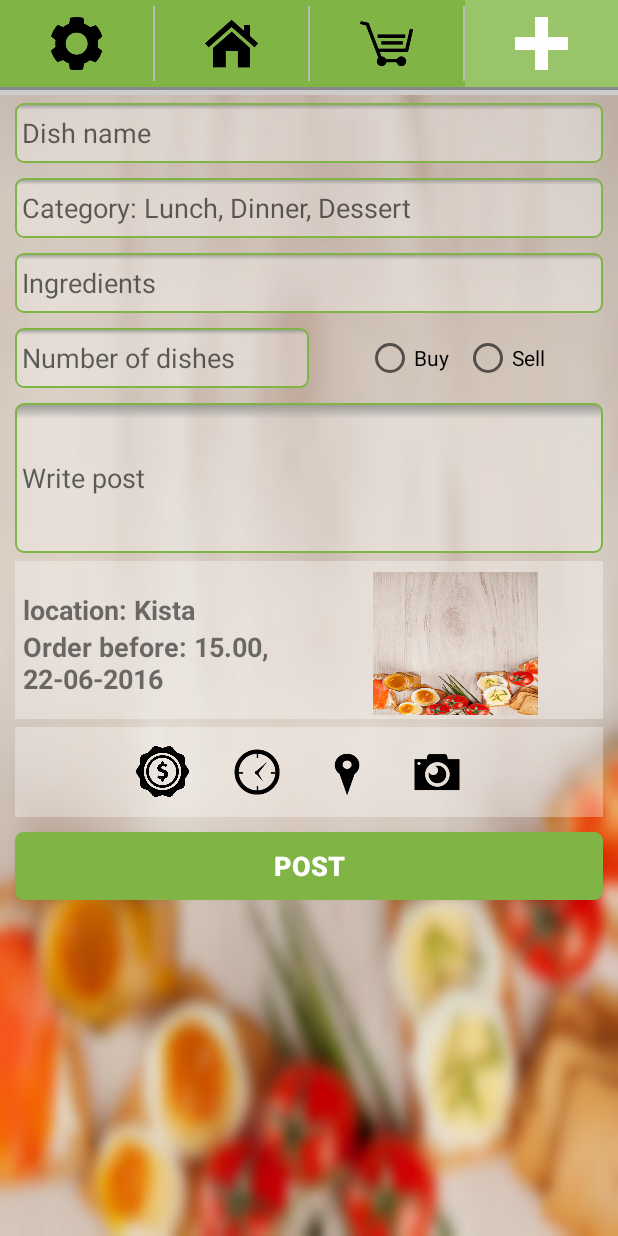
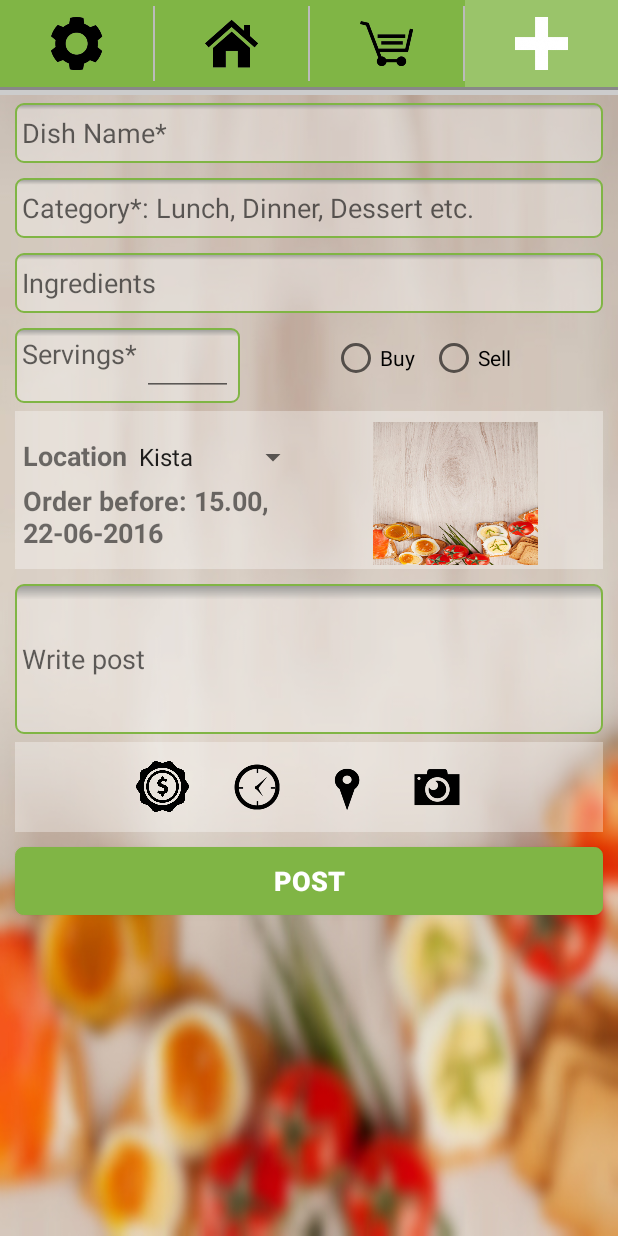
Before and after one commit to adnansakel/BDL2, an Android app: the NewPostActivity screen opened directly, with no data from a screen before it, on a phone screen of 412 x 824 dp. Run offline under Robolectric (Android 15) with nearby library versions, the phone set to English and light mode, and no system bars; libraries missing offline, so code that uses them is left out: com.firebase.client; 2 statements that could not run were skipped.

Commit message:
Integrated support for settings menu, and some improvements in new post activity

```diff
--- a/bdl_food_app/app/src/main/AndroidManifest.xml
+++ b/bdl_food_app/app/src/main/AndroidManifest.xml
@@ -53,6 +53,8 @@
         <activity android:name=".NewPostActivity"></activity>
         <activity android:name=".PostDetailsActivity"></activity>
         <activity android:name=".OrderListActivity"></activity>
+        <activity android:name=".SettingsMenuActivity"></activity>
+        <activity android:name=".UserProfileActivity"></activity>
         <!-- ATTENTION: This was auto-generated to add Google Play services to your project for
              App Indexing.  See https://g.co/AppIndexing/AndroidStudio for more information. -->
         <meta-data
--- a/bdl_food_app/app/src/main/java/com/example/adnansakel/bdl_food_app/NewPostActivity.java
+++ b/bdl_food_app/app/src/main/java/com/example/adnansakel/bdl_food_app/NewPostActivity.java
@@ -6,11 +6,15 @@ import android.content.Intent;
 import android.graphics.Color;
 import android.os.Bundle;
 import android.view.View;
+import android.widget.AdapterView;
 import android.widget.Button;
 import android.widget.EditText;
 import android.widget.LinearLayout;
+import android.widget.NumberPicker;
 import android.widget.RadioButton;
+import android.widget.Spinner;
 import android.widget.Toast;
+import android.widget.ArrayAdapter;
 
 import com.example.adnansakel.bdl_food_app.DataModel.AppConstants;
 import com.firebase.client.Firebase;
@@ -22,14 +26,16 @@ import java.util.Map;
 /**
  * Created by Adnan Sakel on 3/29/2016.
  */
-public class NewPostActivity extends Activity implements View.OnClickListener {
+public class NewPostActivity extends Activity implements View.OnClickListener, AdapterView.OnItemSelectedListener,
+NumberPicker.OnValueChangeListener{
 
+    LinearLayout llSettings;
+    View viewSettings;
     LinearLayout llNewsFeed;
+    View viewNewsFeed;
     LinearLayout llNewPost;
+    View viewNewPost;
     LinearLayout llOrders;
-
-    View viewNewPost;
-    View viewNewsFeed;
     View viewOrders;
 
     Button buttonPost;
@@ -37,7 +43,7 @@ public class NewPostActivity extends Activity implements View.OnClickListener {
     EditText editTextDishName;
     EditText editTextCategory;
     EditText editTextIngredients;
-    EditText editTextNumberofDishes;
+    //EditText editTextNumberofDishes;
     EditText editTextPostMessage;
 
     RadioButton radioButtonBuy;
@@ -50,6 +56,13 @@ public class NewPostActivity extends Activity implements View.OnClickListener {
     Firebase postRef;
 
     String BuyorSell = "";
+    String postLocation = "";
+
+    Integer nbrOfServings = 0;
+    EditText etServings;
+    Spinner spLocation;
+    String[] arraySpinner = {"Kista", "Sollentuna", "Barkarby", "Solna", "Morby", "Akalla", "Hellenlund", "Rinkeby", "Tensta"};
+
     @Override
     protected void onCreate(Bundle savedInstanceState) {
         super.onCreate(savedInstanceState);
@@ -61,18 +74,35 @@ public class NewPostActivity extends Activity implements View.OnClickListener {
 
         llNewsFeed = (LinearLayout)findViewById(R.id.linear_layout_news_feed);
         llNewPost = (LinearLayout)findViewById(R.id.linear_layout_new_post);
+        llSettings = (LinearLayout)findViewById(R.id.linear_layout_settings);
         llOrders = (LinearLayout)findViewById(R.id.llOrder);
 
         viewNewsFeed = (View)findViewById(R.id.view_news_feed);
         viewNewPost = (View)findViewById(R.id.view_new_post);
         viewOrders = (View)findViewById(R.id.viewOrders);
+        viewSettings = (View)findViewById(R.id.view_settings);
+
+        llNewPost.setBackgroundColor(Color.parseColor("#33ffffff"));
+        viewNewPost.setBackgroundResource(R.drawable.add_new_white);
+
+        llNewsFeed.setBackgroundColor(Color.parseColor("#00ffffff"));
+        viewNewsFeed.setBackgroundResource(R.drawable.home_black);
+
+        llOrders.setBackgroundColor(Color.parseColor("#00ffffff"));
+        viewOrders.setBackgroundResource(R.drawable.cart_black);
+
+        llSettings.setBackgroundColor(Color.parseColor("#00ffffff"));
+        viewSettings.setBackgroundResource(R.drawable.settingsblack);
+
+        llNewsFeed.setOnClickListener(this);
+        viewSettings.setOnClickListener(this);
 
         buttonPost = (Button)findViewById(R.id.button_post);
 
         editTextDishName = (EditText)findViewById(R.id.editText_DishName);
         editTextCategory = (EditText)findViewById(R.id.editText_Category);
         editTextIngredients = (EditText)findViewById(R.id.editTextIngredients);
-        editTextNumberofDishes = (EditText)findViewById(R.id.edittext_NumberofDishes);
+        //editTextNumberofDishes = (EditText)findViewById(R.id.textView_NumberofDishes);
         editTextPostMessage = (EditText)findViewById(R.id.editText_postMessage);
 
         radioButtonBuy = (RadioButton)findViewById(R.id.radioButton_Buy);
@@ -94,6 +124,14 @@ public class NewPostActivity extends Activity implements View.OnClickListener {
         radioButtonBuy.setOnClickListener(this);
         radioButtonSell.setOnClickListener(this);
 
+        etServings = (EditText)findViewById(R.id.editText_Servings);
+
+        spLocation = (Spinner)findViewById(R.id.spinner_location);
+        ArrayAdapter<String> spAdapter = new ArrayAdapter<String>(this,
+                            android.R.layout.simple_spinner_item, arraySpinner);
+        spLocation.setAdapter(spAdapter);
+        spLocation.setOnItemSelectedListener(this);
+
         post = new HashMap<String,Object>();
 
         Firebase.setAndroidContext(this);
@@ -108,22 +146,51 @@ public class NewPostActivity extends Activity implements View.OnClickListener {
             startActivity(new Intent(NewPostActivity.this, NewsFeedActivity.class));
             this.finish();
         }
+        else if(v == viewSettings){
+            startActivity(new Intent(NewPostActivity.this, SettingsMenuActivity.class));
+            this.finish();
+        }
         if(v == viewOrders){
             startActivity(new Intent(NewPostActivity.this, OrderListActivity.class));
             this.finish();
         }
         if( v == buttonPost){
 
+            String dishName, dishCategory;//,nbrOfServings;
+            dishName = editTextDishName.getText().toString();
+            dishCategory = editTextCategory.getText().toString();
+            try {
+                nbrOfServings = Integer.parseInt(etServings.getText().toString());
+            }
+            catch(NumberFormatException e){ nbrOfServings = 0;}
+
+            if(dishName.equals(""))
+            {
+                Toast toast = Toast.makeText(this.getApplicationContext(), "Please Enter a Dish Name!", Toast.LENGTH_LONG);
+                toast.show();
+            }
+            else if(dishCategory.equals(""))
+            {
+                Toast toast = Toast.makeText(this.getApplicationContext(), "Please Provide Dish Category!", Toast.LENGTH_LONG);
+                toast.show();
+            }
+            else if(nbrOfServings == 0)
+            {
+                Toast toast = Toast.makeText(this.getApplicationContext(), "Please Enter Number of Servings!", Toast.LENGTH_LONG);
+                toast.show();
+            }
+            else
+            {
                 final Map<String,Object> post = new HashMap<String,Object>();
                 post.put(AppConstants.USER_ID,AppConstants.UserID);
                 post.put("FirebaseUserKey",AppConstants.FirebaseUserkey);
-            post.put("Location","Kista");//some dummy data for the time being
+                post.put("Location", postLocation);//some dummy data for the time being
                 post.put("OrderBefore","15.00 22-06-2016");//time should be saved as a number yyyymmddhhmm
-            post.put("DishName",editTextDishName.getText().toString());
-            post.put("Category",editTextCategory.getText().toString());
+                post.put("DishName", dishName);
+                post.put("Category", dishCategory);
                 post.put("Ingredients",editTextIngredients.getText().toString());
                 post.put("Image","http://somedummyurl/dummyimage");//image data should be saved in firebase
-            post.put("NumberofDishes",editTextNumberofDishes.getText().toString());
+                post.put("NumberofDishes",nbrOfServings);
                 post.put("PostMessage",editTextPostMessage.getText().toString());
                 post.put("BuyorSell",BuyorSell);
                 post.put("Price","50");
@@ -165,7 +232,7 @@ public class NewPostActivity extends Activity implements View.OnClickListener {
                         }
                     }
                 });
-
+            }
         }
         else if( v == radioButtonBuy){
             BuyorSell = "Buy";
@@ -174,4 +241,21 @@ public class NewPostActivity extends Activity implements View.OnClickListener {
             BuyorSell = "Sell";
         }
     }
+
+    @Override
+    public void onValueChange(NumberPicker picker, int oldVal, int newVal) {
+        // do your other stuff depends on the new value
+        nbrOfServings = newVal;
     }
+    @Override
+    public void onItemSelected(AdapterView parent, View v, int position, long id) {
+        //if()
+        {
+            postLocation = arraySpinner[position];
+        }
+    }
+    @Override
+    public void onNothingSelected(AdapterView parent) {
+            postLocation = "Kista";
+    }
+}
--- a/bdl_food_app/app/src/main/res/layout/activity_newpost.xml
+++ b/bdl_food_app/app/src/main/res/layout/activity_newpost.xml
@@ -23,7 +23,7 @@
                 android:layout_marginRight="10dp"
                 android:layout_marginTop="5dp"
                 android:background="@drawable/edittext_bg_new"
-                android:hint="Dish name"
+                android:hint="Dish Name*"
                 />
             <EditText
                 android:id="@+id/editText_Category"
@@ -33,7 +33,7 @@
                 android:layout_marginRight="10dp"
                 android:layout_marginTop="10dp"
                 android:background="@drawable/edittext_bg_new"
-                android:hint="Category: Lunch, Dinner, Dessert"
+                android:hint="Category*: Lunch, Dinner, Dessert etc."
                 />
             <EditText
                 android:id="@+id/editTextIngredients"
@@ -52,17 +52,33 @@
                 android:layout_marginTop="10dp"
                 android:layout_marginLeft="10dp"
                 android:layout_marginRight="10dp">
-                <EditText
-                    android:id="@+id/edittext_NumberofDishes"
-                    android:layout_width="match_parent"
-                    android:layout_height="40dp"
-                    android:background="@drawable/edittext_bg_new"
-                    android:hint="Number of dishes"
-                    android:layout_weight="1"/>
+
+                <LinearLayout
+                    android:layout_width="150dp"
+                    android:layout_height="50dp"
+                    android:background="@drawable/edittext_bg_new">
+                    <TextView
+                        android:id="@+id/textView_NumberofDishes"
+                        android:layout_width="80dp"
+                        android:layout_height="match_parent"
+                        android:textAppearance="?android:attr/textAppearanceMedium"
+                        android:hint="Servings*"
+                        android:focusable="false"
+                        android:enabled="false"
+                        android:editable="false"
+                        android:elegantTextHeight="true" />
+                    <EditText
+                        android:layout_width="match_parent"
+                        android:layout_height="wrap_content"
+                        android:inputType="numberDecimal"
+                        android:ems="10"
+                        android:id="@+id/editText_Servings"
+                        android:layout_weight="1" />
+                </LinearLayout>
+
                 <RadioGroup
                     android:layout_width="match_parent"
                     android:layout_height="40dp"
-                    android:layout_weight="1"
                     android:orientation="horizontal"
                     android:gravity="center">
                     <RadioButton
@@ -78,16 +94,6 @@
                         android:text="Sell"/>
                 </RadioGroup>
             </LinearLayout>
-            <EditText
-                android:id="@+id/editText_postMessage"
-                android:layout_width="match_parent"
-                android:layout_height="100dp"
-                android:layout_marginLeft="10dp"
-                android:layout_marginRight="10dp"
-                android:layout_marginTop="10dp"
-                android:background="@drawable/edittext_bg_new"
-                android:hint="Write post"
-                />
 
             <LinearLayout
                 android:layout_width="match_parent"
@@ -104,13 +110,24 @@
                     android:layout_weight="1"
                     android:gravity="center_vertical"
                     android:orientation="vertical">
+                    <LinearLayout
+                        android:layout_width="match_parent"
+                        android:layout_height="30dp">
                     <TextView
                         android:layout_width="wrap_content"
                         android:layout_height="wrap_content"
                         android:layout_marginLeft="5dp"
                         android:textSize="18sp"
                         android:textStyle="bold"
-                        android:text="location: Kista"/>
+                            android:text="Location"/>
+                        <Spinner
+                            android:layout_width="match_parent"
+                            android:layout_height="25dp"
+                            android:id="@+id/spinner_location">
+                        </Spinner>
+
+                    </LinearLayout>
+
                     <TextView
                         android:layout_width="wrap_content"
                         android:layout_height="wrap_content"
@@ -131,6 +148,18 @@
                         android:background="@drawable/foodbackground"/>
                 </LinearLayout>
             </LinearLayout>
+
+            <EditText
+                android:id="@+id/editText_postMessage"
+                android:layout_width="match_parent"
+                android:layout_height="100dp"
+                android:layout_marginLeft="10dp"
+                android:layout_marginRight="10dp"
+                android:layout_marginTop="10dp"
+                android:background="@drawable/edittext_bg_new"
+                android:hint="Write post"
+                />
+
             <LinearLayout
                 android:layout_width="match_parent"
                 android:layout_height="wrap_content"
--- a/bdl_food_app/app/src/main/res/layout/header_layout.xml
+++ b/bdl_food_app/app/src/main/res/layout/header_layout.xml
@@ -13,12 +13,13 @@
             android:layout_height="match_parent"
             android:layout_weight="1"
             android:gravity="center"
-            >
+            android:id="@+id/linear_layout_settings">
             <View
                 android:layout_width="58dp"
                 android:layout_height="58dp"
 
-                android:background="@drawable/settingsblack"/>
+                android:background="@drawable/settingsblack"
+                android:id="@+id/view_settings" />
         </LinearLayout>
         <View
             android:layout_width="1.5dp"
```
Also changed, not shown: bdl_food_app/app/src/main/java/com/example/adnansakel/bdl_food_app/NewsFeedActivity.java (+9 -2 lines), bdl_food_app/app/src/main/java/com/example/adnansakel/bdl_food_app/OrderListActivity.java (+14 -1 lines), bdl_food_app/app/src/main/java/com/example/adnansakel/bdl_food_app/SettingsMenuActivity.java (added, +104 -0 lines), bdl_food_app/app/src/main/java/com/example/adnansakel/bdl_food_app/UserProfileActivity.java (added, +51 -0 lines), bdl_food_app/app/src/main/res/layout/settings_menu.xml (added, +17 -0 lines), bdl_food_app/app/src/main/res/layout/user_profile.xml (added, +147 -0 lines). Lines whose indentation alone changed are shown as unchanged.
